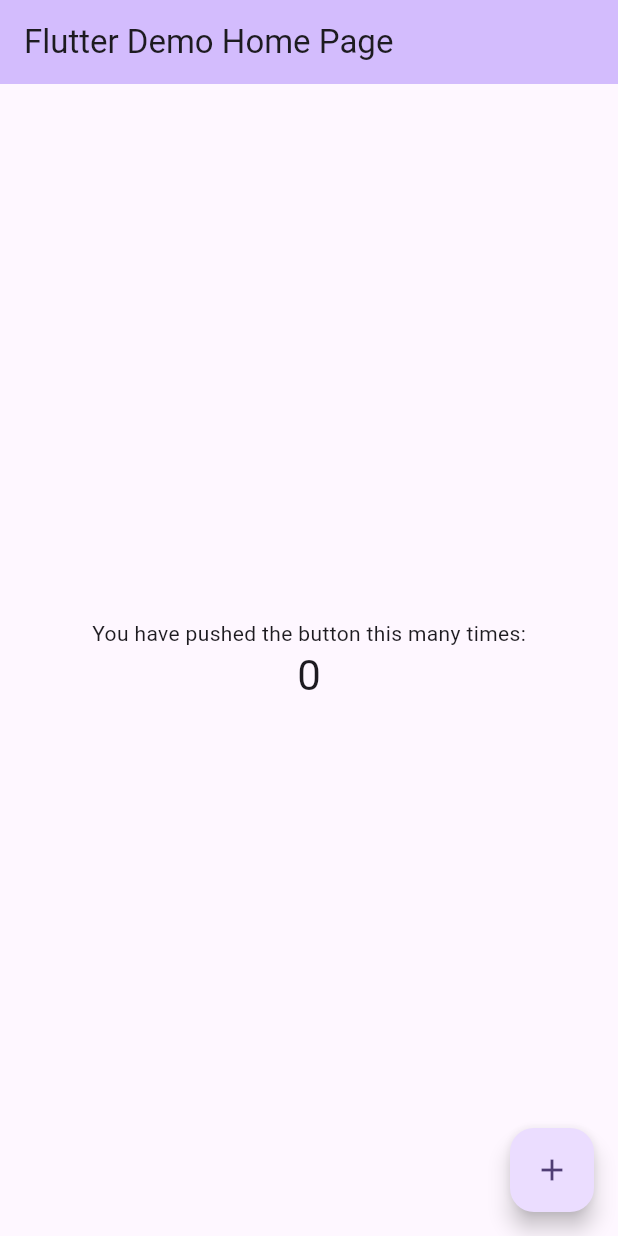
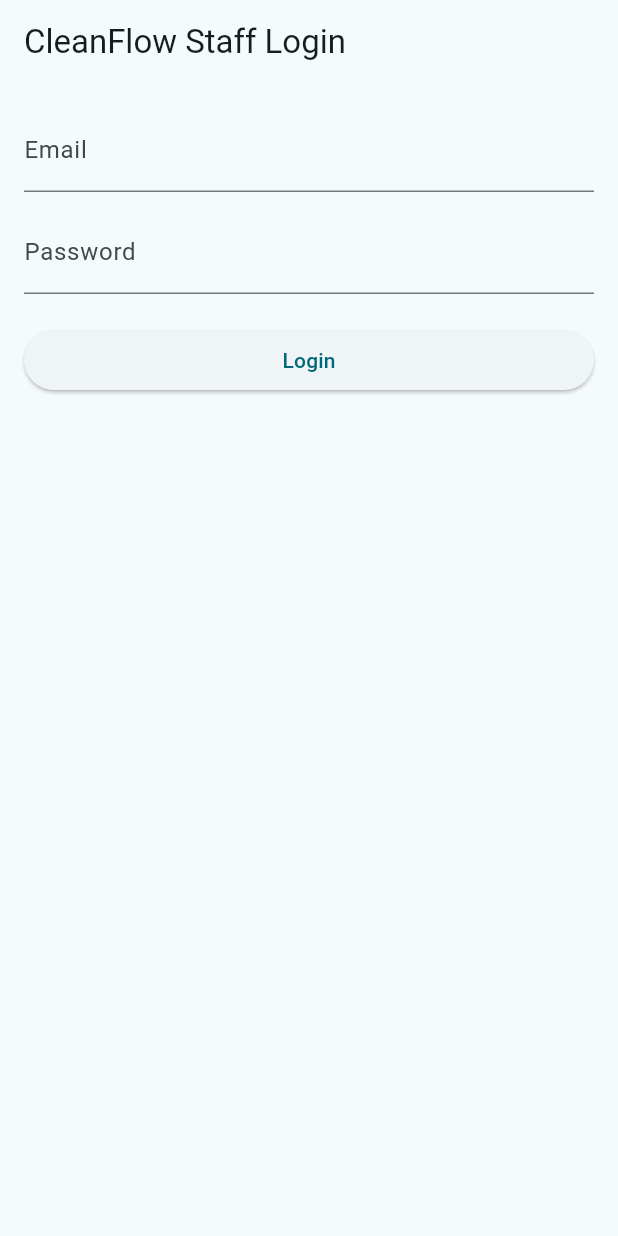
Before and after one commit to Asmin-Dhakal/cleaning-app-employee-mobile, a Flutter app: the screen it shows after launch, on a phone screen of 412 x 824 dp. Run offline on Flutter 3.47's test engine with Material 3 defaults, Android fonts, the phone set to English and light mode, and no system bars; our stand-ins replace dio, flutter_riverpod, flutter_secure_storage.

Commit message:
feat: Refactor authentication flow and UI components for CleanFlow app

```diff
--- /dev/null
+++ b/lib/app/app.dart
@@ -0,0 +1,77 @@
+import 'package:flutter/material.dart';
+import 'package:flutter_riverpod/flutter_riverpod.dart';
+
+import '../features/auth/providers/auth_provider.dart';
+import '../features/auth/providers/auth_state.dart';
+
+import '../features/auth/screens/login_screen.dart';
+
+class CleanFlowApp extends StatelessWidget {
+  const CleanFlowApp({super.key});
+
+  @override
+  Widget build(BuildContext context) {
+    return MaterialApp(
+      title: 'CleanFlow Staff',
+      theme: ThemeData(
+        colorScheme: ColorScheme.fromSeed(seedColor: const Color(0xFF0B7285)),
+        useMaterial3: true,
+      ),
+      home: const AuthGate(),
+      debugShowCheckedModeBanner: false,
+    );
+  }
+}
+
+class AuthGate extends ConsumerStatefulWidget {
+  const AuthGate({super.key});
+
+  @override
+  ConsumerState<AuthGate> createState() => _AuthGateState();
+}
+
+class _AuthGateState extends ConsumerState<AuthGate> {
+  @override
+  void initState() {
+    super.initState();
+    Future.microtask(() => ref.read(authProvider.notifier).init());
+  }
+
+  @override
+  Widget build(BuildContext context) {
+    final authState = ref.watch(authProvider);
+    final isLoading = authState.status == AuthStatus.loading;
+
+    switch (authState.status) {
+      case AuthStatus.initial:
+      case AuthStatus.loading:
+        return const Scaffold(body: Center(child: CircularProgressIndicator()));
+      case AuthStatus.authenticated:
+        return Scaffold(
+          body: Padding(
+            padding: EdgeInsets.all(16),
+            child: Column(
+              children: [
+                Text(authState.employee!.email),
+                const SizedBox(height: 12),
+                ElevatedButton(
+                  onPressed: ref.read(authProvider.notifier).logout,
+                  child: isLoading
+                      ? const CircularProgressIndicator()
+                      : const Text('Logout'),
+                ),
+              ],
+            ),
+          ),
+        );
+      case AuthStatus.unauthenticated:
+        return const LoginScreen();
+      case AuthStatus.error:
+        return Scaffold(
+          body: Center(
+            child: Text(authState.errorMessage ?? 'Authentication Error'),
+          ),
+        );
+    }
+  }
+}
--- a/lib/core/api/api_client.dart
+++ b/lib/core/api/api_client.dart
@@ -23,7 +23,7 @@ class ApiClient {
           // Attach access token to every request
           final token = await SecureStorage.getAccessToken();
           if (token != null) {
-            options.headers['Authorization'] = 'Bearer$token';
+            options.headers['Authorization'] = 'Bearer $token';
           }
 
           // Attach device info header
--- a/lib/core/constants/app_constants.dart
+++ b/lib/core/constants/app_constants.dart
@@ -1,7 +1,7 @@
 class AppConstants {
   AppConstants._();
 
-  static const String baseUrl = "http://localhost:3000/v1";
+  static const String baseUrl = "http://10.0.2.2:3000/v1";
   static const int connectTimeout = 10000;
   static const int receiveTimeout = 10000;
   static const String deviceInfoHeader = 'x-device-info';
--- a/lib/features/auth/providers/auth_provider.dart
+++ b/lib/features/auth/providers/auth_provider.dart
@@ -34,7 +34,7 @@ class AuthNotifier extends StateNotifier<AuthState> {
   }
 
   Future<void> login({required String email, required String password}) async {
-    state = state.copyWith(status: AuthStatus.loading, errorMessage: null);
+    state = state.copyWith(status: AuthStatus.loading, clearErrorMessage: true);
 
     try {
       final response = await AuthApi.login(email: email, password: password);
@@ -66,7 +66,7 @@ class AuthNotifier extends StateNotifier<AuthState> {
     required String password,
     String? phone,
   }) async {
-    state = state.copyWith(status: AuthStatus.loading, errorMessage: null);
+    state = state.copyWith(status: AuthStatus.loading, clearErrorMessage: true);
 
     try {
       await AuthApi.register(
@@ -97,7 +97,10 @@ class AuthNotifier extends StateNotifier<AuthState> {
     }
 
     await SecureStorage.clearTokens();
-    state = state.copyWith(status: AuthStatus.unauthenticated, employee: null);
+    state = state.copyWith(
+      status: AuthStatus.unauthenticated,
+      clearEmployee: true,
+    );
   }
 
   // Decode JWT to extract employee info without calling the server
--- a/lib/features/auth/providers/auth_state.dart
+++ b/lib/features/auth/providers/auth_state.dart
@@ -19,12 +19,16 @@ class AuthState {
   AuthState copyWith({
     AuthStatus? status,
     Employee? employee,
+    bool clearEmployee = false,
     String? errorMessage,
+    bool clearErrorMessage = false,
   }) {
     return AuthState(
       status: status ?? this.status,
-      employee: employee ?? this.employee,
-      errorMessage: errorMessage ?? this.errorMessage,
+      employee: clearEmployee ? null : (employee ?? this.employee),
+      errorMessage: clearErrorMessage
+          ? null
+          : (errorMessage ?? this.errorMessage),
     );
   }
 }
--- /dev/null
+++ b/lib/features/auth/screens/login_screen.dart
@@ -0,0 +1,78 @@
+import 'package:flutter/material.dart';
+import 'package:flutter_riverpod/flutter_riverpod.dart';
+import '../providers/auth_provider.dart';
+import '../providers/auth_state.dart';
+
+class LoginScreen extends ConsumerStatefulWidget {
+  const LoginScreen({super.key});
+
+  @override
+  ConsumerState<LoginScreen> createState() => _LoginScreenState();
+}
+
+class _LoginScreenState extends ConsumerState<LoginScreen> {
+  final _emailController = TextEditingController();
+  final _passwordController = TextEditingController();
+
+  @override
+  void dispose() {
+    _emailController.dispose();
+    _passwordController.dispose();
+    super.dispose();
+  }
+
+  Future<void> _onLogin() async {
+    await ref
+        .read(authProvider.notifier)
+        .login(
+          email: _emailController.text.trim(),
+          password: _passwordController.text.trim(),
+        );
+  }
+
+  @override
+  Widget build(BuildContext context) {
+    final authState = ref.watch(authProvider);
+    final isLoading = authState.status == AuthStatus.loading;
+
+    return Scaffold(
+      appBar: AppBar(title: const Text('CleanFlow Staff Login')),
+      body: Padding(
+        padding: const EdgeInsets.all(16),
+        child: Column(
+          children: [
+            TextField(
+              controller: _emailController,
+              keyboardType: TextInputType.emailAddress,
+              decoration: const InputDecoration(labelText: 'Email'),
+            ),
+            const SizedBox(height: 12),
+            TextField(
+              controller: _passwordController,
+              obscureText: true,
+              decoration: const InputDecoration(labelText: 'Password'),
+            ),
+            const SizedBox(height: 20),
+            SizedBox(
+              width: double.infinity,
+              child: ElevatedButton(
+                onPressed: isLoading ? null : _onLogin,
+                child: isLoading
+                    ? const CircularProgressIndicator()
+                    : const Text('Login'),
+              ),
+            ),
+            if (authState.status == AuthStatus.error &&
+                authState.errorMessage != null) ...[
+              const SizedBox(height: 12),
+              Text(
+                authState.errorMessage!,
+                style: const TextStyle(color: Colors.red),
+              ),
+            ],
+          ],
+        ),
+      ),
+    );
+  }
+}
--- a/lib/main.dart
+++ b/lib/main.dart
@@ -1,122 +1,12 @@
 import 'package:flutter/material.dart';
+import 'package:flutter_riverpod/flutter_riverpod.dart';
+
+import 'app/app.dart';
+import 'core/api/api_client.dart';
 
 void main() {
-  runApp(const MyApp());
+  WidgetsFlutterBinding.ensureInitialized();
+  ApiClient.init();
+
+  runApp(const ProviderScope(child: CleanFlowApp()));
 }
-
-class MyApp extends StatelessWidget {
-  const MyApp({super.key});
-
-  // This widget is the root of your application.
-  @override
-  Widget build(BuildContext context) {
-    return MaterialApp(
-      title: 'Flutter Demo',
-      theme: ThemeData(
-        // This is the theme of your application.
-        //
-        // TRY THIS: Try running your application with "flutter run". You'll see
-        // the application has a purple toolbar. Then, without quitting the app,
-        // try changing the seedColor in the colorScheme below to Colors.green
-        // and then invoke "hot reload" (save your changes or press the "hot
-        // reload" button in a Flutter-supported IDE, or press "r" if you used
-        // the command line to start the app).
-        //
-        // Notice that the counter didn't reset back to zero; the application
-        // state is not lost during the reload. To reset the state, use hot
-        // restart instead.
-        //
-        // This works for code too, not just values: Most code changes can be
-        // tested with just a hot reload.
-        colorScheme: .fromSeed(seedColor: Colors.deepPurple),
-      ),
-      home: const MyHomePage(title: 'Flutter Demo Home Page'),
-    );
-  }
-}
-
-class MyHomePage extends StatefulWidget {
-  const MyHomePage({super.key, required this.title});
-
-  // This widget is the home page of your application. It is stateful, meaning
-  // that it has a State object (defined below) that contains fields that affect
-  // how it looks.
-
-  // This class is the configuration for the state. It holds the values (in this
-  // case the title) provided by the parent (in this case the App widget) and
-  // used by the build method of the State. Fields in a Widget subclass are
-  // always marked "final".
-
-  final String title;
-
-  @override
-  State<MyHomePage> createState() => _MyHomePageState();
-}
-
-class _MyHomePageState extends State<MyHomePage> {
-  int _counter = 0;
-
-  void _incrementCounter() {
-    setState(() {
-      // This call to setState tells the Flutter framework that something has
-      // changed in this State, which causes it to rerun the build method below
-      // so that the display can reflect the updated values. If we changed
-      // _counter without calling setState(), then the build method would not be
-      // called again, and so nothing would appear to happen.
-      _counter++;
-    });
-  }
-
-  @override
-  Widget build(BuildContext context) {
-    // This method is rerun every time setState is called, for instance as done
-    // by the _incrementCounter method above.
-    //
-    // The Flutter framework has been optimized to make rerunning build methods
-    // fast, so that you can just rebuild anything that needs updating rather
-    // than having to individually change instances of widgets.
-    return Scaffold(
-      appBar: AppBar(
-        // TRY THIS: Try changing the color here to a specific color (to
-        // Colors.amber, perhaps?) and trigger a hot reload to see the AppBar
-        // change color while the other colors stay the same.
-        backgroundColor: Theme.of(context).colorScheme.inversePrimary,
-        // Here we take the value from the MyHomePage object that was created by
-        // the App.build method, and use it to set our appbar title.
-        title: Text(widget.title),
-      ),
-      body: Center(
-        // Center is a layout widget. It takes a single child and positions it
-        // in the middle of the parent.
-        child: Column(
-          // Column is also a layout widget. It takes a list of children and
-          // arranges them vertically. By default, it sizes itself to fit its
-          // children horizontally, and tries to be as tall as its parent.
-          //
-          // Column has various properties to control how it sizes itself and
-          // how it positions its children. Here we use mainAxisAlignment to
-          // center the children vertically; the main axis here is the vertical
-          // axis because Columns are vertical (the cross axis would be
-          // horizontal).
-          //
-          // TRY THIS: Invoke "debug painting" (choose the "Toggle Debug Paint"
-          // action in the IDE, or press "p" in the console), to see the
-          // wireframe for each widget.
-          mainAxisAlignment: .center,
-          children: [
-            const Text('You have pushed the button this many times:'),
-            Text(
-              '$_counter',
-              style: Theme.of(context).textTheme.headlineMedium,
-            ),
-          ],
-        ),
-      ),
-      floatingActionButton: FloatingActionButton(
-        onPressed: _incrementCounter,
-        tooltip: 'Increment',
-        child: const Icon(Icons.add),
-      ),
-    );
-  }
-}
```
Also changed, not shown: 1 other file.
